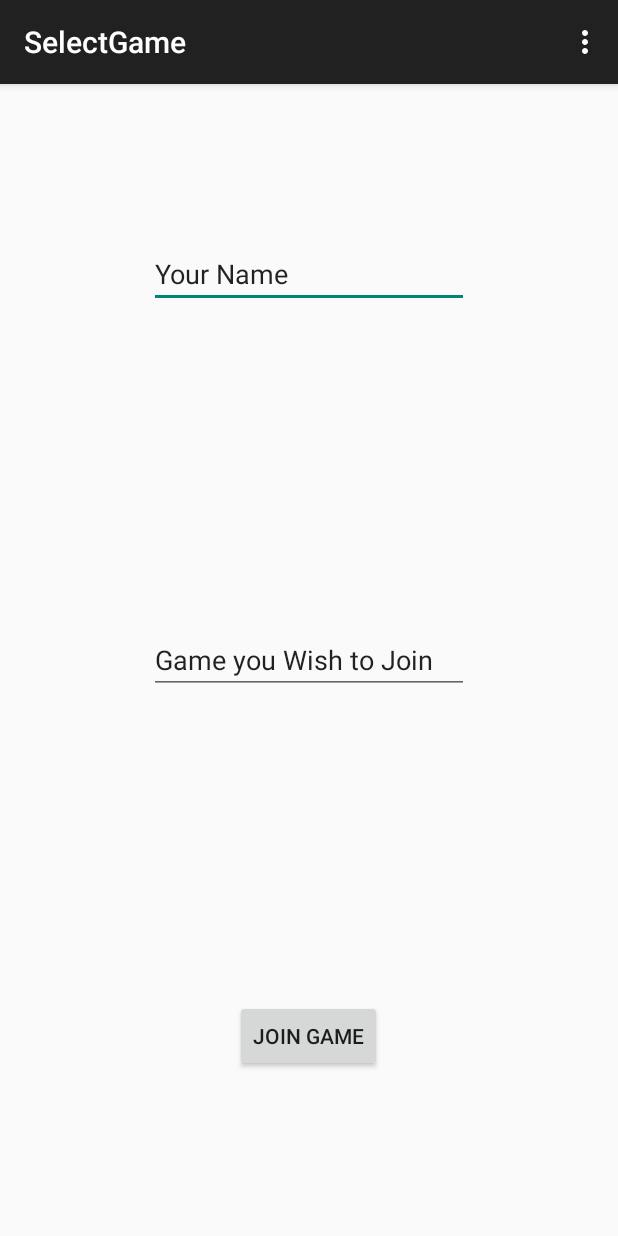
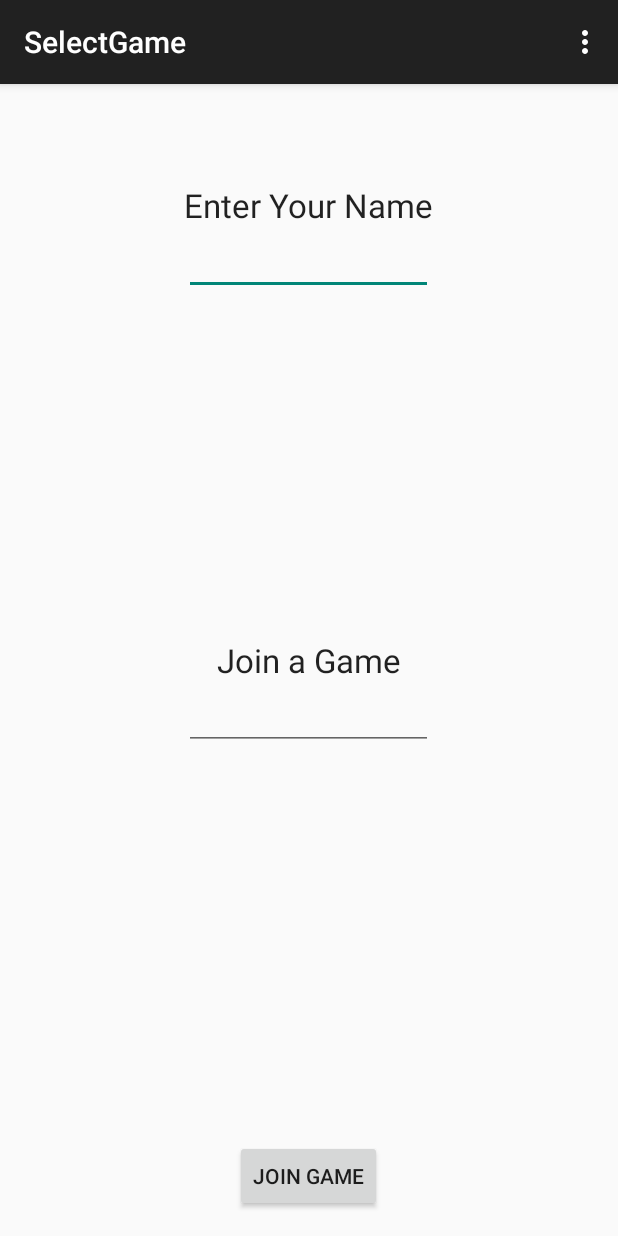
Before and after one commit to timothybranch/nwhacks2015, an Android app: the SelectGame screen opened directly, with no data from a screen before it, on a phone screen of 412 x 824 dp. Run offline under Robolectric (Android 15) with nearby library versions, the phone set to English and light mode, and no system bars; libraries missing offline, so code that uses them is left out: com.firebase.client; 2 statements that could not run were skipped.

Commit message:
formatting

```diff
--- a/app/src/main/java/ubc/nwhacks2015/Player.java
+++ b/app/src/main/java/ubc/nwhacks2015/Player.java
@@ -1,4 +1,4 @@
-    package ubc.nwhacks2015;
+package ubc.nwhacks2015;
 
 
 import java.util.ArrayList;
--- a/app/src/main/res/layout/activity_select_game.xml
+++ b/app/src/main/res/layout/activity_select_game.xml
@@ -7,37 +7,52 @@
     tools:context="ubc.nwhacks2015.SelectGame"
     android:id="@+id/selectGame">
 
+    <TextView
+        android:layout_width="wrap_content"
+        android:layout_height="wrap_content"
+        android:textAppearance="?android:attr/textAppearanceLarge"
+        android:text="Enter Your Name"
+        android:id="@+id/textView"
+        android:layout_alignParentTop="true"
+        android:layout_centerHorizontal="true"
+        android:layout_marginTop="50dp" />
+
     <Button
         android:layout_width="wrap_content"
         android:layout_height="wrap_content"
         android:text="Join Game"
         android:id="@+id/buttonJoin"
         android:layout_alignParentBottom="true"
-        android:layout_centerHorizontal="true"
-        android:layout_marginBottom="93dp" />
+        android:layout_centerHorizontal="true" />
 
     <EditText
         android:layout_width="wrap_content"
         android:layout_height="wrap_content"
-        android:inputType="textPersonName"
-        android:text="Your Name"
-        android:ems="10"
-        android:id="@+id/nameOfHost"
-        android:layout_alignParentTop="true"
-        android:layout_centerHorizontal="true"
-        android:layout_marginTop="88dp" />
+        android:id="@+id/name"
+        android:layout_below="@+id/textView"
+        android:layout_alignLeft="@+id/textView"
+        android:layout_alignStart="@+id/textView"
+        android:layout_alignRight="@+id/textView"
+        android:layout_alignEnd="@+id/textView" />
+
+    <TextView
+        android:layout_width="wrap_content"
+        android:layout_height="wrap_content"
+        android:textAppearance="?android:attr/textAppearanceLarge"
+        android:text="Join a Game"
+        android:id="@+id/textView4"
+        android:layout_centerVertical="true"
+        android:layout_centerHorizontal="true" />
 
     <EditText
         android:layout_width="wrap_content"
         android:layout_height="wrap_content"
-        android:inputType="textPersonName"
-        android:text="Game you Wish to Join"
-        android:ems="10"
-        android:id="@+id/nameOfGame"
-        android:layout_centerVertical="true"
-        android:layout_alignLeft="@+id/nameOfHost"
-        android:layout_alignStart="@+id/nameOfHost"
-        android:layout_alignRight="@+id/nameOfHost"
-        android:layout_alignEnd="@+id/nameOfHost" />
+        android:id="@+id/game"
+        android:layout_below="@+id/textView4"
+        android:layout_alignRight="@+id/name"
+        android:layout_alignEnd="@+id/name"
+        android:layout_alignLeft="@+id/name"
+        android:layout_alignStart="@+id/name" />
+
 
 </RelativeLayout>
```
Also changed, not shown: app/src/main/java/ubc/nwhacks2015/MainActivity.java (+6 -1 lines), app/src/main/java/ubc/nwhacks2015/SelectGame.java (+11 -0 lines), app/src/main/res/layout/activity_new_game.xml (+5 -5 lines).
